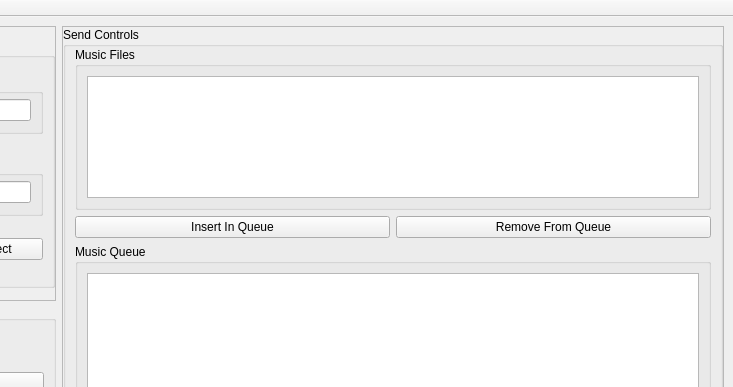
Above: UI/peertopeer.ui from JaegarSarauer/CommAudio before the change; both pictures show x 229 to 962 and y 0 to 387 of the 962 by 606 pixel window. Below: the same form after it.
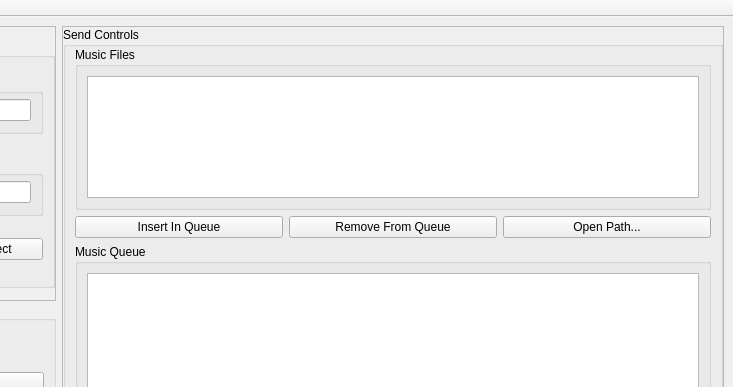
That is the form after the change.

Patch:
```diff
--- a/UI/peertopeer.ui
+++ b/UI/peertopeer.ui
@@ -330,6 +330,13 @@
                    </property>
                   </widget>
                  </item>
+                 <item>
+                  <widget class="QPushButton" name="OpenPathButton">
+                   <property name="text">
+                    <string>Open Path...</string>
+                   </property>
+                  </widget>
+                 </item>
                 </layout>
                </item>
                <item>
```
Left out of the diff: 2 changed lines with no effect on the pictures.
